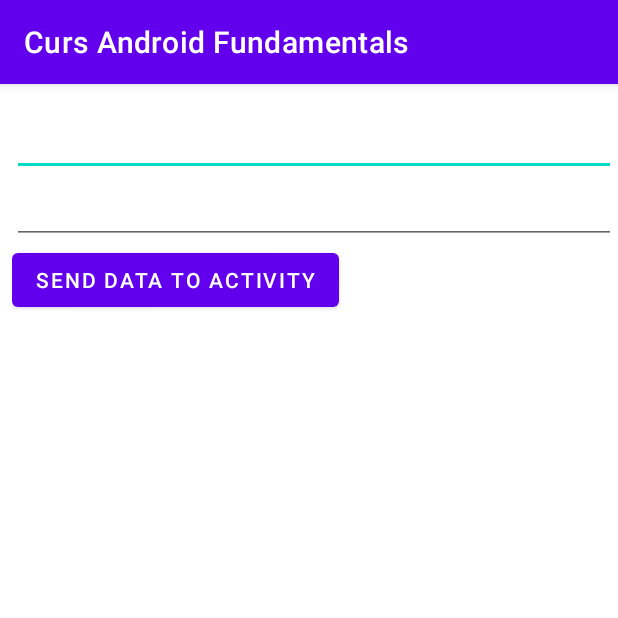
After one commit to magdamiu/AndroidFundamentalsMay2021, an Android app: the InputFragment screen opened directly, with no data from a screen before it, on a phone screen of 412 x 824 dp, the top half of it. The commit adds this screen. Run offline under Robolectric (Android 15) with nearby library versions, the phone set to English and light mode, and no system bars.

Commit message:
communication between activity and fragment using a listener (interface)

```diff
--- a/app/src/main/AndroidManifest.xml
+++ b/app/src/main/AndroidManifest.xml
@@ -11,7 +11,8 @@
         android:roundIcon="@mipmap/ic_launcher_round"
         android:supportsRtl="true"
         android:theme="@style/Theme.AndroidFundamentalsMai2021">
-        <activity android:name=".fragments.SumActivity"></activity>
+        <activity android:name=".fragments.ResultActivity"></activity>
+        <activity android:name=".fragments.SumActivity" />
         <activity android:name=".fragments.DynamicFragmentActivity" />
         <activity android:name=".fragments.StaticFragmentActivity" />
         <activity android:name=".activities.SecondActivity" />
--- a/app/src/main/java/com/magdamiu/androidfundamentalsmai2021/StartActivity.java
+++ b/app/src/main/java/com/magdamiu/androidfundamentalsmai2021/StartActivity.java
@@ -8,6 +8,7 @@ import android.view.View;
 
 import com.magdamiu.androidfundamentalsmai2021.activities.FirstActivity;
 import com.magdamiu.androidfundamentalsmai2021.fragments.DynamicFragmentActivity;
+import com.magdamiu.androidfundamentalsmai2021.fragments.ResultActivity;
 import com.magdamiu.androidfundamentalsmai2021.fragments.StaticFragmentActivity;
 import com.magdamiu.androidfundamentalsmai2021.fragments.SumActivity;
 
@@ -66,4 +67,9 @@ public class StartActivity extends AppCompatActivity {
         Intent intentToStartSumActivity = new Intent(StartActivity.this, SumActivity.class);
         startActivity(intentToStartSumActivity);
     }
+
+    public void startListenerCommFragmentOnClick(View view) {
+        Intent intentToStartResultActivity = new Intent(StartActivity.this, ResultActivity.class);
+        startActivity(intentToStartResultActivity);
+    }
 }
--- /dev/null
+++ b/app/src/main/java/com/magdamiu/androidfundamentalsmai2021/fragments/InputFragment.java
@@ -0,0 +1,58 @@
+package com.magdamiu.androidfundamentalsmai2021.fragments;
+
+import android.os.Bundle;
+
+import androidx.fragment.app.Fragment;
+
+import android.view.LayoutInflater;
+import android.view.View;
+import android.view.ViewGroup;
+import android.widget.Button;
+import android.widget.EditText;
+
+import com.magdamiu.androidfundamentalsmai2021.R;
+
+public class InputFragment extends Fragment {
+    private EditText editTextNumber1, editTextNumber2;
+    private Button buttonSendData;
+
+    public InputFragment() {
+        // Required empty public constructor
+    }
+
+    @Override
+    public void onCreate(Bundle savedInstanceState) {
+        super.onCreate(savedInstanceState);
+    }
+
+    @Override
+    public View onCreateView(LayoutInflater inflater, ViewGroup container,
+                             Bundle savedInstanceState) {
+        View view = inflater.inflate(R.layout.fragment_input, container, false);
+
+        initView(view);
+
+        return view;
+    }
+
+    private void initView(View view) {
+        editTextNumber1 = view.findViewById(R.id.editTextNumber1);
+        editTextNumber2 = view.findViewById(R.id.editTextNumber2);
+        buttonSendData = view.findViewById(R.id.buttonSendDataToActivity);
+        buttonSendData.setOnClickListener(new View.OnClickListener() {
+            @Override
+            public void onClick(View view) {
+                sendDataToActivity();
+            }
+        });
+    }
+
+    private void sendDataToActivity() {
+        //TODO validate the content from EditTexts
+        int number1 = Integer.parseInt(editTextNumber1.getText().toString());
+        int number2 = Integer.parseInt(editTextNumber2.getText().toString());
+
+        SumListener sumListener = (SumListener) getActivity();
+        sumListener.computeSum(number1, number2);
+    }
+}
--- /dev/null
+++ b/app/src/main/java/com/magdamiu/androidfundamentalsmai2021/fragments/ResultActivity.java
@@ -0,0 +1,37 @@
+package com.magdamiu.androidfundamentalsmai2021.fragments;
+
+import androidx.appcompat.app.AppCompatActivity;
+
+import android.os.Bundle;
+import android.widget.TextView;
+
+import com.magdamiu.androidfundamentalsmai2021.R;
+
+public class ResultActivity extends AppCompatActivity implements SumListener {
+
+    private TextView textViewSum;
+
+    @Override
+    protected void onCreate(Bundle savedInstanceState) {
+        super.onCreate(savedInstanceState);
+        setContentView(R.layout.activity_result);
+
+        textViewSum = findViewById(R.id.textViewSum);
+
+        initFragment();
+    }
+
+    private void initFragment() {
+        HandlingFragments.initFragment(ResultActivity.this, R.id.frameLayout, new InputFragment());
+    }
+
+    @Override
+    public void computeSum(int number1, int number2) {
+        int sum = number1 + number2;
+        displayResult(sum);
+    }
+
+    private void displayResult(int sum) {
+        textViewSum.setText(String.valueOf(sum));
+    }
+}
--- /dev/null
+++ b/app/src/main/java/com/magdamiu/androidfundamentalsmai2021/fragments/SumListener.java
@@ -0,0 +1,5 @@
+package com.magdamiu.androidfundamentalsmai2021.fragments;
+
+public interface SumListener {
+    void computeSum(int number1, int number2);
+}
--- /dev/null
+++ b/app/src/main/res/layout/activity_result.xml
@@ -0,0 +1,32 @@
+<?xml version="1.0" encoding="utf-8"?>
+<androidx.constraintlayout.widget.ConstraintLayout xmlns:android="http://schemas.android.com/apk/res/android"
+    xmlns:app="http://schemas.android.com/apk/res-auto"
+    xmlns:tools="http://schemas.android.com/tools"
+    android:layout_width="match_parent"
+    android:layout_height="match_parent"
+    tools:context=".fragments.ResultActivity">
+
+    <TextView
+        android:id="@+id/textViewSum"
+        android:layout_width="wrap_content"
+        android:layout_height="wrap_content"
+        android:layout_marginStart="8dp"
+        android:layout_marginTop="32dp"
+        app:layout_constraintEnd_toEndOf="parent"
+        app:layout_constraintHorizontal_bias="0.045"
+        app:layout_constraintStart_toStartOf="parent"
+        app:layout_constraintTop_toBottomOf="@+id/frameLayout" />
+
+    <FrameLayout
+        android:id="@+id/frameLayout"
+        android:layout_width="0dp"
+        android:layout_height="200dp"
+        android:layout_marginStart="8dp"
+        android:layout_marginTop="16dp"
+        android:layout_marginEnd="1dp"
+        app:layout_constraintEnd_toEndOf="parent"
+        app:layout_constraintStart_toStartOf="parent"
+        app:layout_constraintTop_toTopOf="parent">
+
+    </FrameLayout>
+</androidx.constraintlayout.widget.ConstraintLayout>
--- a/app/src/main/res/layout/activity_start.xml
+++ b/app/src/main/res/layout/activity_start.xml
@@ -49,4 +49,10 @@
         android:layout_height="wrap_content"
         android:text="@string/start_comm_fragment_activity"
         android:onClick="startBundleCommFragmentOnClick"/>
+
+    <Button
+        android:layout_width="wrap_content"
+        android:layout_height="wrap_content"
+        android:text="@string/listener_communication_activity_fragment"
+        android:onClick="startListenerCommFragmentOnClick"/>
 </LinearLayout>
--- /dev/null
+++ b/app/src/main/res/layout/fragment_input.xml
@@ -0,0 +1,26 @@
+<?xml version="1.0" encoding="utf-8"?>
+<LinearLayout xmlns:android="http://schemas.android.com/apk/res/android"
+    xmlns:tools="http://schemas.android.com/tools"
+    android:layout_width="match_parent"
+    android:layout_height="match_parent"
+    android:orientation="vertical"
+    tools:context=".fragments.InputFragment">
+
+    <EditText
+        android:layout_width="match_parent"
+        android:layout_height="wrap_content"
+        android:inputType="number"
+        android:id="@+id/editTextNumber1"/>
+    <EditText
+        android:layout_width="match_parent"
+        android:layout_height="wrap_content"
+        android:inputType="number"
+        android:id="@+id/editTextNumber2"/>
+
+    <Button
+        android:layout_width="wrap_content"
+        android:layout_height="wrap_content"
+        android:text="@string/send_data_to_activity"
+        android:id="@+id/buttonSendDataToActivity"/>
+
+</LinearLayout>
--- a/app/src/main/res/values/strings.xml
+++ b/app/src/main/res/values/strings.xml
@@ -73,4 +73,6 @@ Ut fermentum feugiat lorem sed ultrices. Phasellus et mattis diam. Sed faucibus
     <string name="start_comm_fragment_activity">Start Communication Fragment - Activity</string>
     <string name="button_with_bundle">Button with Bundle</string>
     <string name="button_with_method">Button with method</string>
+    <string name="send_data_to_activity">Send data to activity</string>
+    <string name="listener_communication_activity_fragment">Listener Communication Activity - Fragment</string>
 </resources>
```
